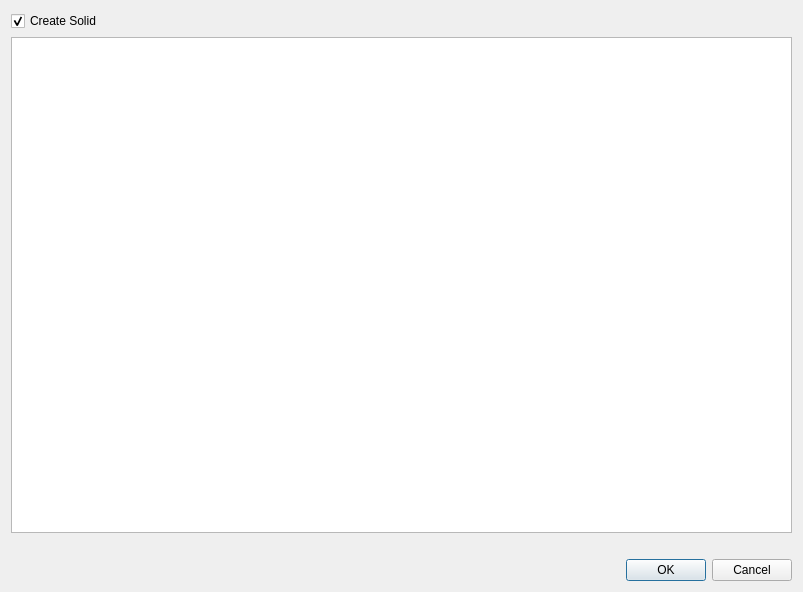
This is ui/create-coupling.ui in rkrenzler/FreeCAD_Workbench_Starter as Qt 5 draws it before an edit. The edited form follows.
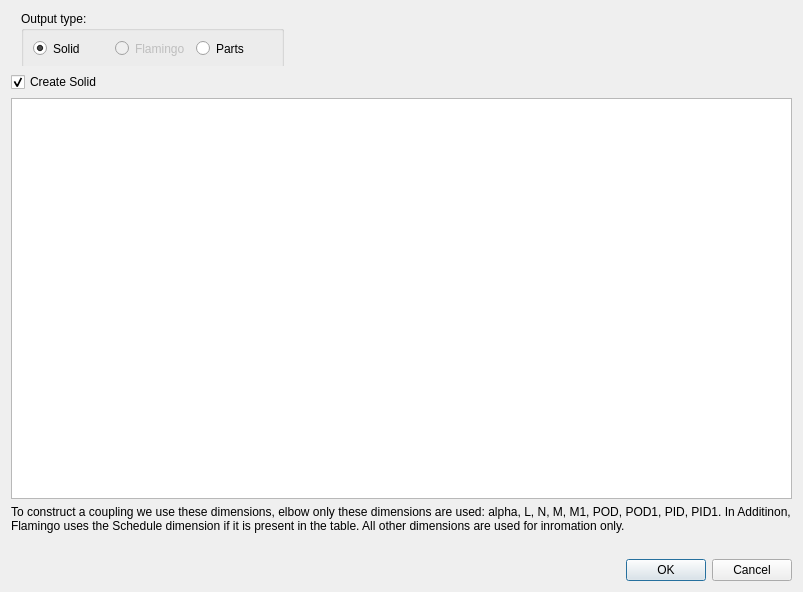
This is the edited form. Icons and pictures are not drawn.

Commit message: add flamingo to create coupling dialog

```diff
--- a/ui/create-coupling.ui
+++ b/ui/create-coupling.ui
@@ -14,6 +14,67 @@
    <string>Create coupling</string>
   </property>
   <layout class="QVBoxLayout" name="verticalLayout">
+   <item>
+    <widget class="QWidget" name="horizontalWidget" native="true">
+     <property name="minimumSize">
+      <size>
+       <width>0</width>
+       <height>55</height>
+      </size>
+     </property>
+     <property name="layoutDirection">
+      <enum>Qt::LeftToRight</enum>
+     </property>
+     <widget class="QGroupBox" name="groupBox">
+      <property name="geometry">
+       <rect>
+        <x>10</x>
+        <y>0</y>
+        <width>263</width>
+        <height>58</height>
+       </rect>
+      </property>
+      <property name="title">
+       <string>Output type:</string>
+      </property>
+      <layout class="QHBoxLayout" name="horizontalLayout">
+       <item>
+        <widget class="QRadioButton" name="radioButtonSolid">
+         <property name="enabled">
+          <bool>true</bool>
+         </property>
+         <property name="text">
+          <string>Solid</string>
+         </property>
+         <property name="checked">
+          <bool>true</bool>
+         </property>
+        </widget>
+       </item>
+       <item>
+        <widget class="QRadioButton" name="radioButtonFlamingo">
+         <property name="enabled">
+          <bool>false</bool>
+         </property>
+         <property name="text">
+          <string>Flamingo</string>
+         </property>
+         <property name="checked">
+          <bool>false</bool>
+         </property>
+        </widget>
+       </item>
+       <item>
+        <widget class="QRadioButton" name="radioButtonParts">
+         <property name="text">
+          <string>Parts</string>
+         </property>
+        </widget>
+       </item>
+      </layout>
+     </widget>
+    </widget>
+   </item>
    <item>
     <widget class="QCheckBox" name="checkBoxCreateSolid">
      <property name="text">
@@ -35,7 +96,20 @@
     </widget>
    </item>
    <item>
-    <widget class="QLabel" name="label">
+    <widget class="QLabel" name="labelExplanation">
+     <property name="text">
+      <string>&lt;html&gt;&lt;head/&gt;&lt;body&gt;&lt;p&gt;To construct a coupling we use these dimensions, elbow only these dimensions are used: alpha, L, N,  M, M1, POD, POD1, PID, PID1. In Additinon, Flamingo uses the Schedule dimension if it is present in the table. All other dimensions are used for inromation only. &lt;/p&gt;&lt;/body&gt;&lt;/html&gt;</string>
+     </property>
+     <property name="textFormat">
+      <enum>Qt::AutoText</enum>
+     </property>
+     <property name="wordWrap">
+      <bool>true</bool>
+     </property>
+    </widget>
+   </item>
+   <item>
+    <widget class="QLabel" name="labelImage">
      <property name="text">
       <string/>
      </property>
```
Left out of the diff: 2 changed lines with no effect on the pictures. The commit also changes 1 other file.
